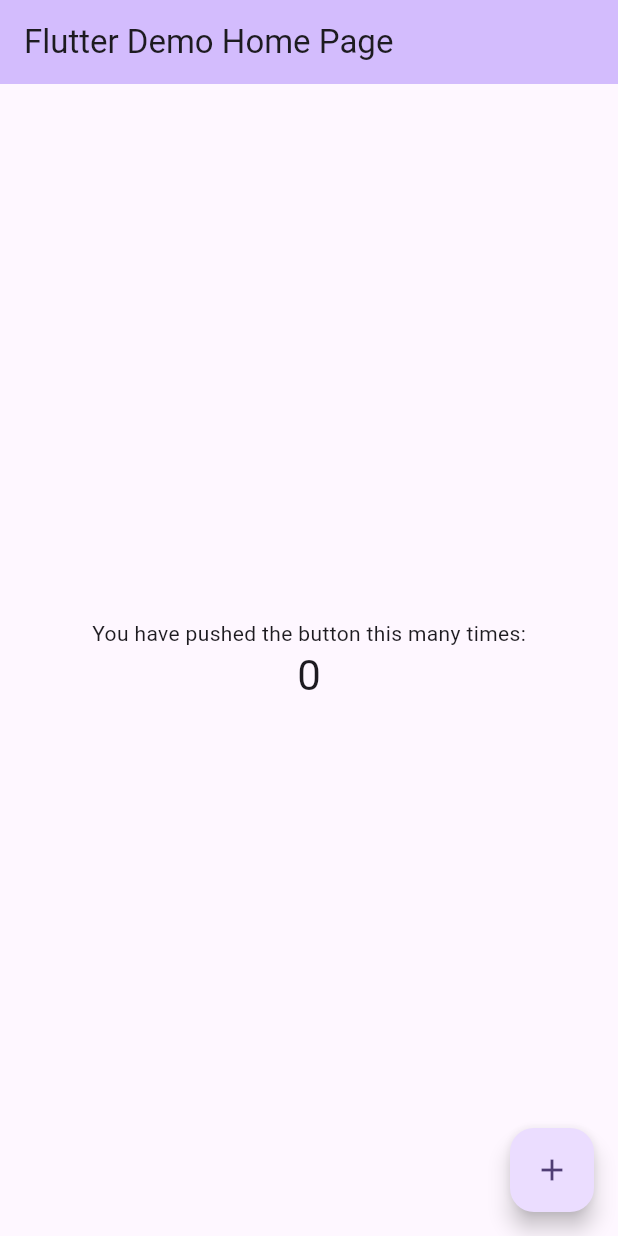
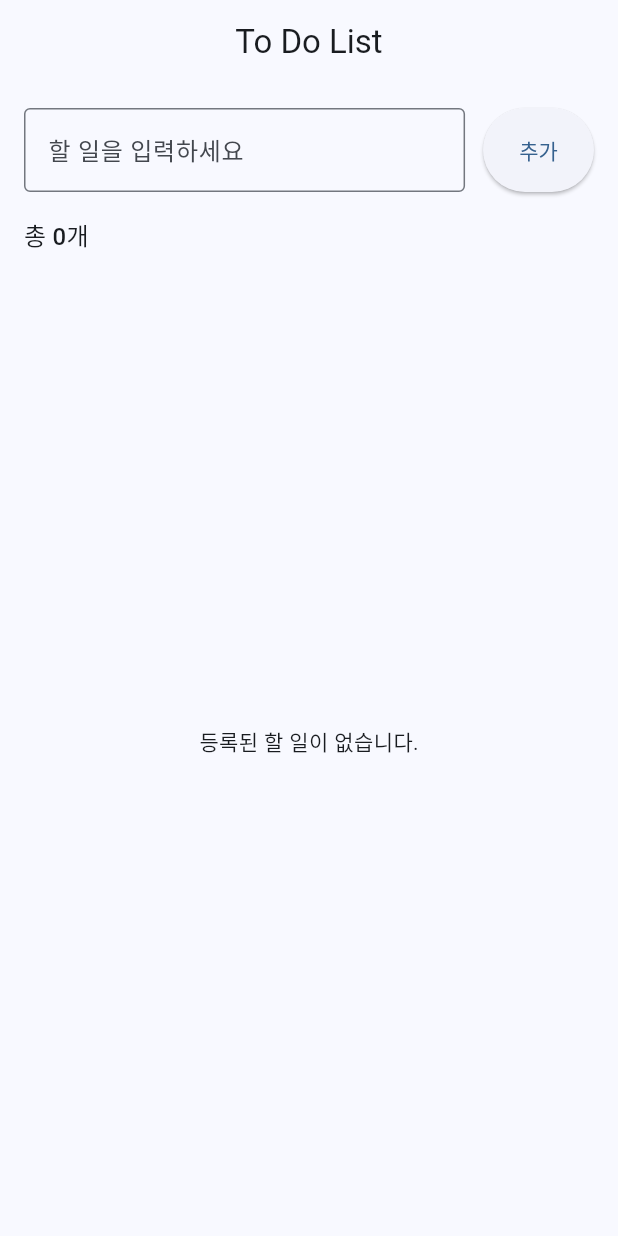
Before and after one commit to junilyy/CAS4131_Todo, a Flutter app: the screen it shows after launch, on a phone screen of 412 x 824 dp. Run offline on Flutter 3.47's test engine with Material 3 defaults, Android fonts, the phone set to English and light mode, and no system bars; our stand-ins replace flutter_riverpod.

Commit message:
feat: Riverpod 기반 todo 앱 초기 화면 구현

```diff
--- a/lib/main.dart
+++ b/lib/main.dart
@@ -1,122 +1,119 @@
 import 'package:flutter/material.dart';
+import 'package:flutter_riverpod/flutter_riverpod.dart';
+
+import 'providers/todo_provider.dart';
 
 void main() {
-  runApp(const MyApp());
+  runApp(const ProviderScope(child: MyApp()));
 }
 
 class MyApp extends StatelessWidget {
   const MyApp({super.key});
 
-  // This widget is the root of your application.
   @override
   Widget build(BuildContext context) {
     return MaterialApp(
-      title: 'Flutter Demo',
+      debugShowCheckedModeBanner: false,
+      title: 'Todo App',
       theme: ThemeData(
-        // This is the theme of your application.
-        //
-        // TRY THIS: Try running your application with "flutter run". You'll see
-        // the application has a purple toolbar. Then, without quitting the app,
-        // try changing the seedColor in the colorScheme below to Colors.green
-        // and then invoke "hot reload" (save your changes or press the "hot
-        // reload" button in a Flutter-supported IDE, or press "r" if you used
-        // the command line to start the app).
-        //
-        // Notice that the counter didn't reset back to zero; the application
-        // state is not lost during the reload. To reset the state, use hot
-        // restart instead.
-        //
-        // This works for code too, not just values: Most code changes can be
-        // tested with just a hot reload.
-        colorScheme: .fromSeed(seedColor: Colors.deepPurple),
+        colorScheme: ColorScheme.fromSeed(seedColor: Colors.blue),
+        useMaterial3: true,
       ),
-      home: const MyHomePage(title: 'Flutter Demo Home Page'),
+      home: const TodoPage(),
     );
   }
 }
 
-class MyHomePage extends StatefulWidget {
-  const MyHomePage({super.key, required this.title});
-
-  // This widget is the home page of your application. It is stateful, meaning
-  // that it has a State object (defined below) that contains fields that affect
-  // how it looks.
-
-  // This class is the configuration for the state. It holds the values (in this
-  // case the title) provided by the parent (in this case the App widget) and
-  // used by the build method of the State. Fields in a Widget subclass are
-  // always marked "final".
-
-  final String title;
+class TodoPage extends ConsumerStatefulWidget {
+  const TodoPage({super.key});
 
   @override
-  State<MyHomePage> createState() => _MyHomePageState();
+  ConsumerState<TodoPage> createState() => _TodoPageState();
 }
 
-class _MyHomePageState extends State<MyHomePage> {
-  int _counter = 0;
+class _TodoPageState extends ConsumerState<TodoPage> {
+  final TextEditingController _controller = TextEditingController();
 
-  void _incrementCounter() {
-    setState(() {
-      // This call to setState tells the Flutter framework that something has
-      // changed in this State, which causes it to rerun the build method below
-      // so that the display can reflect the updated values. If we changed
-      // _counter without calling setState(), then the build method would not be
-      // called again, and so nothing would appear to happen.
-      _counter++;
-    });
+  @override
+  void dispose() {
+    _controller.dispose();
+    super.dispose();
+  }
+
+  void _addTodo() {
+    ref.read(todoListProvider.notifier).addTodo(_controller.text);
+    _controller.clear();
   }
 
   @override
   Widget build(BuildContext context) {
-    // This method is rerun every time setState is called, for instance as done
-    // by the _incrementCounter method above.
-    //
-    // The Flutter framework has been optimized to make rerunning build methods
-    // fast, so that you can just rebuild anything that needs updating rather
-    // than having to individually change instances of widgets.
+    final todos = ref.watch(todoListProvider);
+
     return Scaffold(
-      appBar: AppBar(
-        // TRY THIS: Try changing the color here to a specific color (to
-        // Colors.amber, perhaps?) and trigger a hot reload to see the AppBar
-        // change color while the other colors stay the same.
-        backgroundColor: Theme.of(context).colorScheme.inversePrimary,
-        // Here we take the value from the MyHomePage object that was created by
-        // the App.build method, and use it to set our appbar title.
-        title: Text(widget.title),
-      ),
-      body: Center(
-        // Center is a layout widget. It takes a single child and positions it
-        // in the middle of the parent.
+      appBar: AppBar(title: const Text('To Do List'), centerTitle: true),
+      body: Padding(
+        padding: const EdgeInsets.all(16),
         child: Column(
-          // Column is also a layout widget. It takes a list of children and
-          // arranges them vertically. By default, it sizes itself to fit its
-          // children horizontally, and tries to be as tall as its parent.
-          //
-          // Column has various properties to control how it sizes itself and
-          // how it positions its children. Here we use mainAxisAlignment to
-          // center the children vertically; the main axis here is the vertical
-          // axis because Columns are vertical (the cross axis would be
-          // horizontal).
-          //
-          // TRY THIS: Invoke "debug painting" (choose the "Toggle Debug Paint"
-          // action in the IDE, or press "p" in the console), to see the
-          // wireframe for each widget.
-          mainAxisAlignment: .center,
           children: [
-            const Text('You have pushed the button this many times:'),
-            Text(
-              '$_counter',
-              style: Theme.of(context).textTheme.headlineMedium,
+            Row(
+              children: [
+                Expanded(
+                  child: TextField(
+                    controller: _controller,
+                    decoration: const InputDecoration(
+                      labelText: '할 일을 입력하세요',
+                      border: OutlineInputBorder(),
+                    ),
+                    onSubmitted: (_) => _addTodo(),
+                  ),
+                ),
+                const SizedBox(width: 12),
+                SizedBox(
+                  height: 56,
+                  child: ElevatedButton(
+                    onPressed: _addTodo,
+                    child: const Text('추가'),
+                  ),
+                ),
+              ],
+            ),
+            const SizedBox(height: 16),
+            Align(
+              alignment: Alignment.centerLeft,
+              child: Text(
+                '총 ${todos.length}개',
+                style: Theme.of(context).textTheme.titleMedium,
+              ),
+            ),
+            const SizedBox(height: 12),
+            Expanded(
+              child: todos.isEmpty
+                  ? const Center(child: Text('등록된 할 일이 없습니다.'))
+                  : ListView.separated(
+                      itemCount: todos.length,
+                      separatorBuilder: (_, __) => const SizedBox(height: 8),
+                      itemBuilder: (context, index) {
+                        final todo = todos[index];
+
+                        return Card(
+                          child: ListTile(
+                            title: Text(todo.title),
+                            trailing: IconButton(
+                              onPressed: () {
+                                ref
+                                    .read(todoListProvider.notifier)
+                                    .removeTodo(todo.id);
+                              },
+                              icon: const Icon(Icons.delete_outline),
+                            ),
+                          ),
+                        );
+                      },
+                    ),
             ),
           ],
         ),
       ),
-      floatingActionButton: FloatingActionButton(
-        onPressed: _incrementCounter,
-        tooltip: 'Increment',
-        child: const Icon(Icons.add),
-      ),
     );
   }
 }
--- /dev/null
+++ b/lib/models/todo.dart
@@ -0,0 +1,7 @@
+class Todo {
+  const Todo({required this.id, required this.title, this.isDone = false});
+
+  final String id;
+  final String title;
+  final bool isDone;
+}
--- /dev/null
+++ b/lib/providers/todo_provider.dart
@@ -0,0 +1,33 @@
+import 'package:flutter_riverpod/flutter_riverpod.dart';
+
+import '../models/todo.dart';
+
+class TodoNotifier extends Notifier<List<Todo>> {
+  @override
+  List<Todo> build() {
+    return [];
+  }
+
+  void addTodo(String title) {
+    final trimmedTitle = title.trim();
+
+    if (trimmedTitle.isEmpty) {
+      return;
+    }
+
+    final todo = Todo(
+      id: DateTime.now().microsecondsSinceEpoch.toString(),
+      title: trimmedTitle,
+    );
+
+    state = [...state, todo];
+  }
+
+  void removeTodo(String id) {
+    state = state.where((todo) => todo.id != id).toList();
+  }
+}
+
+final todoListProvider = NotifierProvider<TodoNotifier, List<Todo>>(
+  TodoNotifier.new,
+);
--- a/pubspec.yaml
+++ b/pubspec.yaml
@@ -31,6 +31,7 @@ dependencies:
   flutter:
     sdk: flutter
 
+  flutter_riverpod: ^2.6.1
   # The following adds the Cupertino Icons font to your application.
   # Use with the CupertinoIcons class for iOS style icons.
   cupertino_icons: ^1.0.8
```
Also changed, not shown: pubspec.lock, 1 other file.
